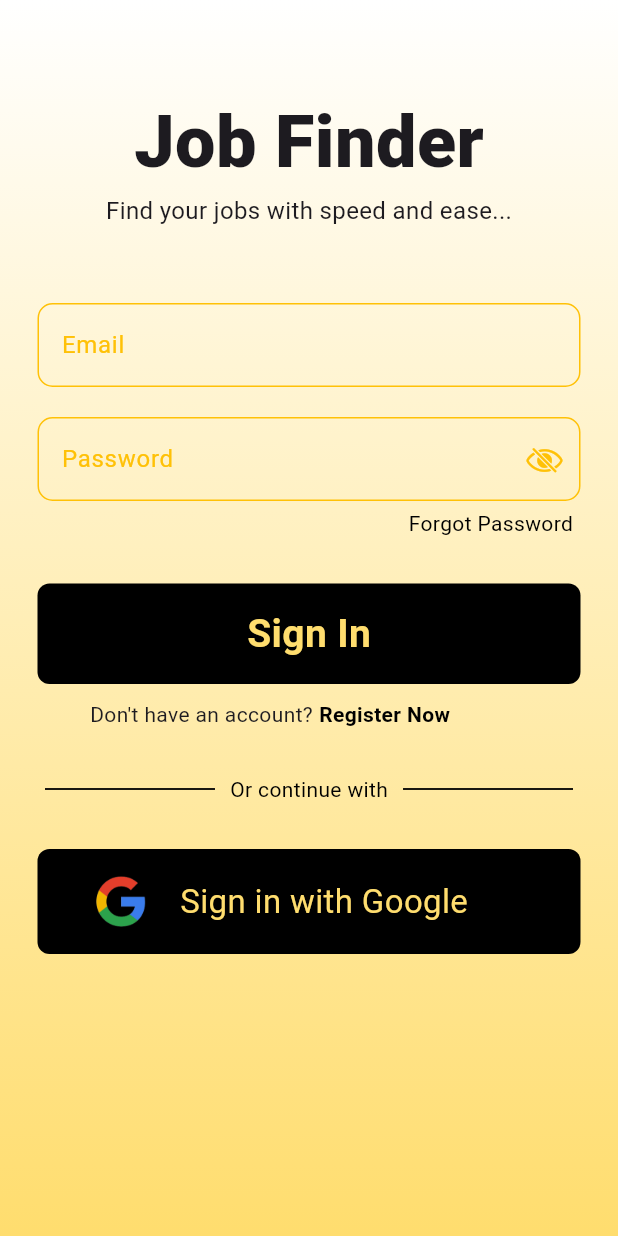
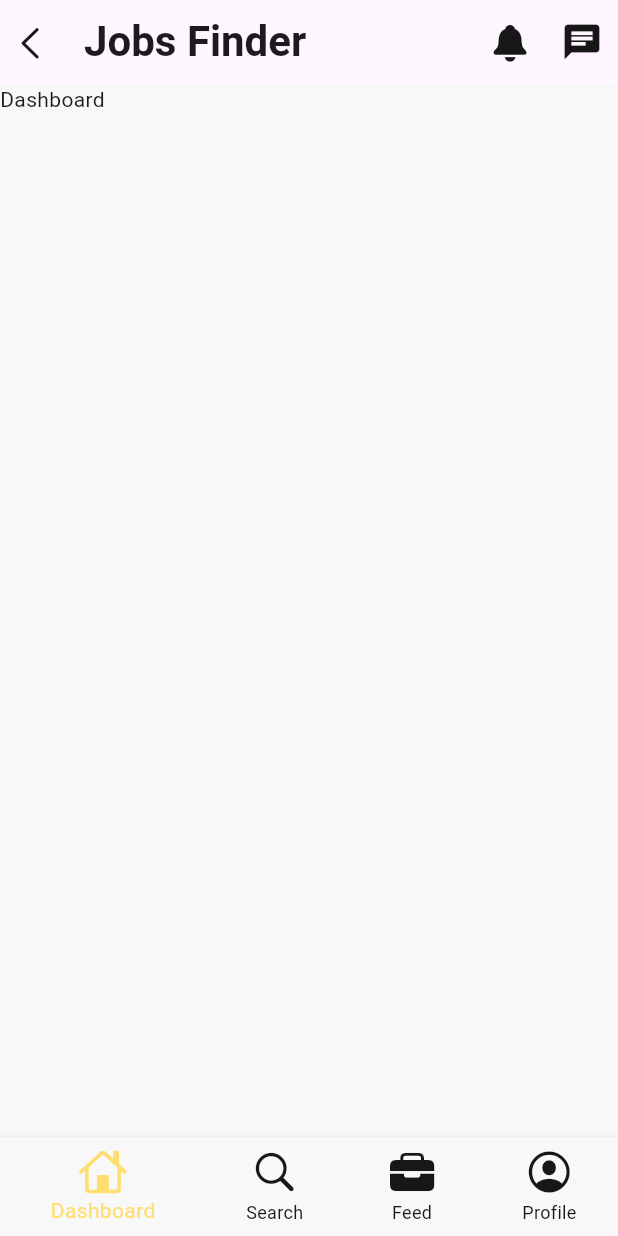
Before and after one commit to Evar-SF27/jobs, a Flutter app: the screen it shows after launch, on a phone screen of 412 x 824 dp. Run offline on Flutter 3.47's test engine with Material 2 defaults, Android fonts, the phone set to English and light mode, and no system bars; our stand-ins replace email_validator; Roboto replaces fonts that are missing (Arial, Helvetica).

```diff
--- a/lib/main.dart
+++ b/lib/main.dart
@@ -1,6 +1,7 @@
 import 'package:flutter/material.dart';
-import 'package:jobs/pages/login.dart';
-import 'package:jobs/pages/register.dart';
+import 'package:jobs/pages/home.dart';
+// import 'package:jobs/pages/login.dart';
+// import 'package:jobs/pages/register.dart';
 
 void main() {
   runApp(const MyApp());
@@ -18,7 +19,7 @@ class MyApp extends StatelessWidget {
         colorScheme: ColorScheme.fromSeed(seedColor: Colors.deepPurple),
         useMaterial3: true,
       ),
-      home: const LoginScreen(),
+      home: const Home(),
     );
   }
 }
--- /dev/null
+++ b/lib/pages/dashboard.dart
@@ -0,0 +1,15 @@
+import 'package:flutter/material.dart';
+
+class Dashboard extends StatefulWidget {
+  const Dashboard({super.key});
+
+  @override
+  State<Dashboard> createState() => _DashboardState();
+}
+
+class _DashboardState extends State<Dashboard> {
+  @override
+  Widget build(BuildContext context) {
+    return const Text("Dashboard");
+  }
+}
--- /dev/null
+++ b/lib/pages/home.dart
@@ -0,0 +1,83 @@
+import 'package:flutter/cupertino.dart';
+import 'package:flutter/material.dart';
+import 'package:jobs/pages/dashboard.dart';
+import 'package:jobs/pages/job.dart';
+import 'package:jobs/pages/profile.dart';
+import 'package:jobs/pages/search.dart';
+import 'package:jobs/utils/colors.dart';
+
+class Home extends StatefulWidget {
+  const Home({super.key});
+
+  @override
+  State<Home> createState() => _HomeState();
+}
+
+class _HomeState extends State<Home> {
+  final List<Widget> screens = [
+    const Dashboard(),
+    const SearchScreen(),
+    const JobScreen(),
+    const ProfileScreen()
+  ];
+
+  int currentIndex = 0;
+
+  void onTap(int index) {
+    setState(() {
+      currentIndex = index;
+    });
+  }
+
+  @override
+  Widget build(BuildContext context) {
+    return Scaffold(
+        appBar: AppBar(
+            leading: const IconButton(
+                onPressed: null,
+                icon: Icon(CupertinoIcons.left_chevron,
+                    size: 28, color: AppColors.blackColor)),
+            leadingWidth: 40,
+            title: const Text("Jobs Finder",
+                style: TextStyle(fontWeight: FontWeight.bold, fontSize: 28)),
+            actions: const [
+              IconButton(
+                  onPressed: null,
+                  icon: Icon(CupertinoIcons.bell_fill,
+                      size: 28, color: AppColors.blackColor)),
+              IconButton(
+                  onPressed: null,
+                  icon: Icon(Icons.chat, size: 28, color: AppColors.blackColor))
+            ]),
+        body: screens[currentIndex],
+        backgroundColor: AppColors.lightBlackColor,
+        bottomNavigationBar: BottomNavigationBar(
+          onTap: onTap,
+          currentIndex: currentIndex,
+          backgroundColor: const Color.fromARGB(255, 236, 245, 235),
+          iconSize: 32,
+          elevation: 5.0,
+          selectedItemColor: AppColors.accentColor,
+          unselectedItemColor: AppColors.blackColor,
+          showUnselectedLabels: true,
+          items: const [
+            BottomNavigationBarItem(
+                icon: Icon(CupertinoIcons.home),
+                label: "Dashboard",
+                backgroundColor: AppColors.lightBlackColor),
+            BottomNavigationBarItem(
+                icon: Icon(CupertinoIcons.search),
+                label: "Search",
+                backgroundColor: AppColors.lightBlackColor),
+            BottomNavigationBarItem(
+                icon: Icon(CupertinoIcons.briefcase_fill),
+                label: "Feed",
+                backgroundColor: AppColors.lightBlackColor),
+            BottomNavigationBarItem(
+                icon: Icon(CupertinoIcons.profile_circled),
+                label: "Profile",
+                backgroundColor: AppColors.lightBlackColor),
+          ],
+        ));
+  }
+}
--- a/lib/pages/login.dart
+++ b/lib/pages/login.dart
@@ -1,4 +1,5 @@
 import 'package:flutter/material.dart';
+import 'package:jobs/pages/home.dart';
 import 'package:jobs/pages/register.dart';
 import 'package:jobs/utils/colors.dart';
 import 'package:jobs/widgets/button.dart';
--- a/lib/utils/colors.dart
+++ b/lib/utils/colors.dart
@@ -4,7 +4,8 @@ class AppColors {
   static const Color mainColor = Colors.amber;
   static const Color lightColor = Color.fromARGB(104, 255, 237, 176);
   static const Color accentColor = Color.fromARGB(255, 255, 221, 110);
-  static const Color blackColor = Colors.black;
+  static const Color blackColor = Color.fromARGB(255, 23, 23, 23);
+  static const Color lightBlackColor = Color.fromARGB(255, 248, 248, 248);
   static const Color secondaryColor = Colors.amberAccent;
   static const Color whiteColor = Colors.white;
 }
```
Also changed, not shown: lib/pages/job.dart (added, +15 -0 lines), lib/pages/profile.dart (added, +15 -0 lines), lib/pages/search.dart (added, +15 -0 lines).
